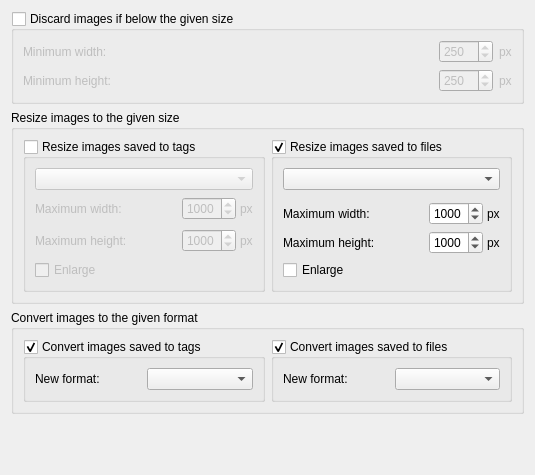
Above: ui/options_cover_processing.ui from metabrainz/picard before the change. Below: the same form after it.
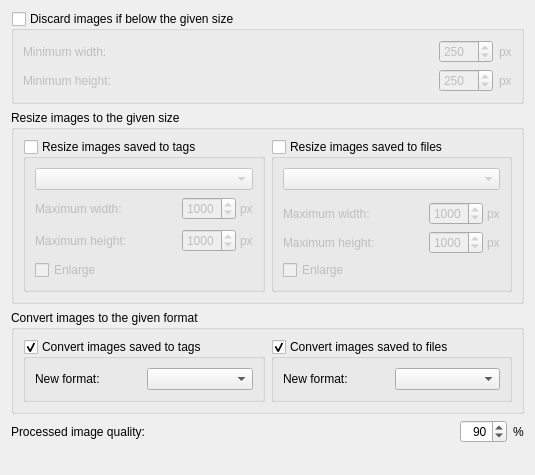
That is the form after the change.

Commit message: Add setting for generated image quality

Diff of the .ui file:
```diff
--- a/ui/options_cover_processing.ui
+++ b/ui/options_cover_processing.ui
@@ -302,6 +302,9 @@
         <property name="checkable">
          <bool>true</bool>
         </property>
+        <property name="checked">
+         <bool>false</bool>
+        </property>
         <layout class="QVBoxLayout" name="verticalLayout_4">
          <item>
           <widget class="QComboBox" name="file_resize_mode"/>
@@ -516,6 +519,52 @@
      </layout>
     </widget>
    </item>
+   <item>
+    <layout class="QHBoxLayout" name="horizontalLayout_8">
+     <property name="topMargin">
+      <number>0</number>
+     </property>
+     <item>
+      <widget class="QLabel" name="image_quality_label">
+       <property name="sizePolicy">
+        <sizepolicy hsizetype="MinimumExpanding" vsizetype="Preferred">
+         <horstretch>0</horstretch>
+         <verstretch>0</verstretch>
+        </sizepolicy>
+       </property>
+       <property name="text">
+        <string>Processed image quality:</string>
+       </property>
+       <property name="wordWrap">
+        <bool>false</bool>
+       </property>
+      </widget>
+     </item>
+     <item>
+      <widget class="QSpinBox" name="cover_quality_value">
+       <property name="alignment">
+        <set>Qt::AlignmentFlag::AlignRight|Qt::AlignmentFlag::AlignTrailing|Qt::AlignmentFlag::AlignVCenter</set>
+       </property>
+       <property name="minimum">
+        <number>50</number>
+       </property>
+       <property name="maximum">
+        <number>100</number>
+       </property>
+       <property name="value">
+        <number>90</number>
+       </property>
+      </widget>
+     </item>
+     <item>
+      <widget class="QLabel" name="percent_label">
+       <property name="text">
+        <string notr="true">%</string>
+       </property>
+      </widget>
+     </item>
+    </layout>
+   </item>
    <item>
     <spacer name="verticalSpacer">
      <property name="orientation">
```
Left out of the diff: 2 changed lines with no effect on the pictures. The commit also changes 5 other files.
